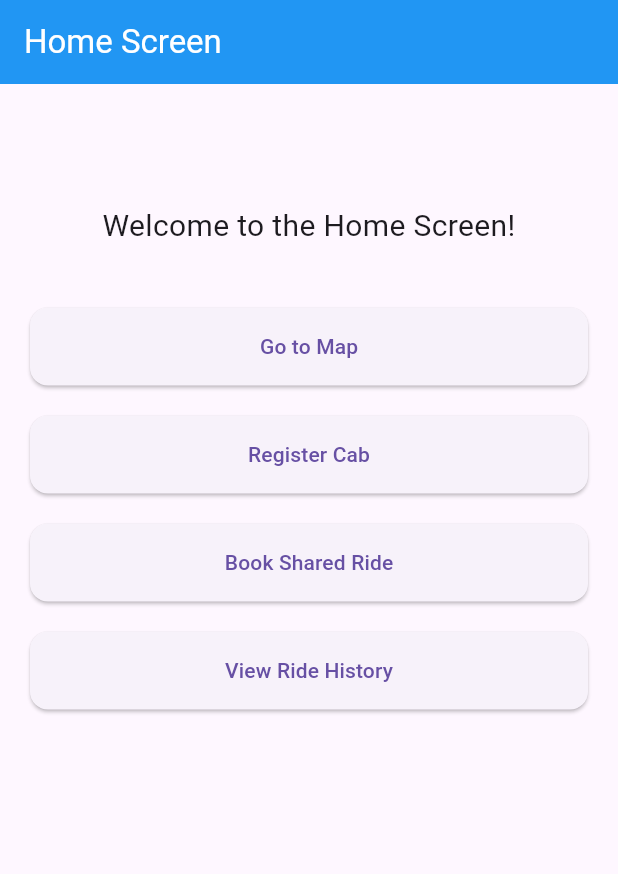
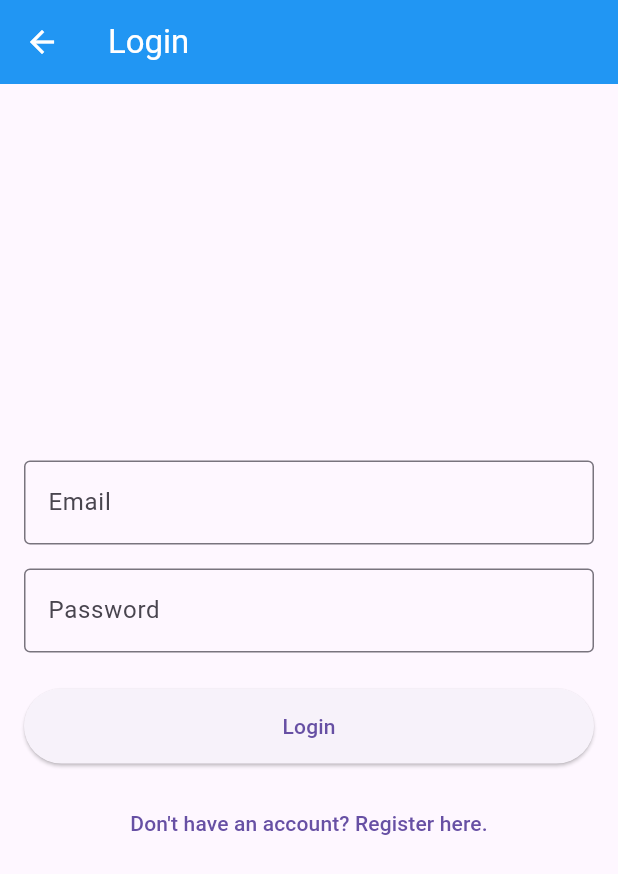
Before and after one commit to RamRajurkar/Cab_System, a Flutter app: the screen it shows after launch, on a phone screen of 412 x 824 dp. Shown: the top 874 px of the screen. Run offline on Flutter 3.47's test engine with Material 3 defaults, Android fonts, the phone set to English and light mode, and no system bars; our stand-ins replace flutter_map, flutter_spinkit, geolocator, latlong2, lottie, shared_preferences and 3 more; missing offline and left inert: flutter_map_animations, flutter_map_location_marker; accounts and stored records are empty; project files that could hold a hidden picture were left out.

Commit message:
feat(auth): implement authentication system with login flow
- Add login screen with email/password fields and validation
- Create AuthService for token management using SharedPreferences
- Add JWT authentication to backend API endpoints
- Protect ride history endpoint with token validation
- Update navigation flows to handle authentication state
- Add error handling and loading states for auth operations

```diff
--- a/frontend/flutter_app/lib/main.dart
+++ b/frontend/flutter_app/lib/main.dart
@@ -2,6 +2,7 @@ import 'package:flutter/material.dart';
 import 'screens/home_screen.dart';
 import 'screens/register_screen.dart';
 import 'screens/cab_registration_screen.dart';
+import 'screens/login_screen.dart';
 
 Future<void> main() async {
   WidgetsFlutterBinding.ensureInitialized();
@@ -24,12 +25,13 @@ class MyApp extends StatelessWidget {
         ),
       ),
 
-      // FIX: This ensures HomeScreen updates instantly
-      home: const HomeScreen(),
+      initialRoute: '/login',
 
       routes: {
         '/register': (context) => const RegisterScreen(),
         '/cab_register': (context) => CabRegistrationScreen(),
+        '/login': (context) => const LoginScreen(),
+        '/': (context) => const HomeScreen(),
       },
     );
   }
--- /dev/null
+++ b/frontend/flutter_app/lib/screens/login_screen.dart
@@ -0,0 +1,129 @@
+import 'package:flutter/material.dart';
+import 'package:http/http.dart' as http;
+import 'dart:convert';
+import '../utils/constants.dart';
+import '../services/auth_service.dart';
+
+class LoginScreen extends StatefulWidget {
+  const LoginScreen({Key? key}) : super(key: key);
+
+  @override
+  _LoginScreenState createState() => _LoginScreenState();
+}
+
+class _LoginScreenState extends State<LoginScreen> {
+  final TextEditingController _emailController = TextEditingController();
+  final TextEditingController _passwordController = TextEditingController();
+  bool _isLoading = false;
+  String? _errorMessage;
+
+  Future<void> _login() async {
+    setState(() {
+      _isLoading = true;
+      _errorMessage = null;
+    });
+
+    final String email = _emailController.text;
+    final String password = _passwordController.text;
+
+    if (email.isEmpty || password.isEmpty) {
+      setState(() {
+        _errorMessage = 'Please enter both email and password.';
+        _isLoading = false;
+      });
+      return;
+    }
+
+    try {
+      final response = await http.post(
+        Uri.parse('${Constants.apiUrl}/api/login'),
+        headers: <String, String>{
+          'Content-Type': 'application/json; charset=UTF-8',
+        },
+        body: jsonEncode(<String, String>{
+          'email': email,
+          'password': password,
+        }),
+      );
+
+      if (response.statusCode == 200) {
+        final Map<String, dynamic> responseData = jsonDecode(response.body);
+        final String token = responseData['token'];
+        await AuthService.saveAuthToken(token);
+        Navigator.of(context).pushReplacementNamed('/'); // Navigate to home or dashboard
+      } else {
+        final Map<String, dynamic> errorData = jsonDecode(response.body);
+        setState(() {
+          _errorMessage = errorData['message'] ?? 'Login failed. Please try again.';
+        });
+      }
+    } catch (e) {
+      setState(() {
+        _errorMessage = 'An error occurred: $e';
+      });
+    } finally {
+      setState(() {
+        _isLoading = false;
+      });
+    }
+  }
+
+  @override
+  Widget build(BuildContext context) {
+    return Scaffold(
+      appBar: AppBar(
+        title: const Text('Login'),
+      ),
+      body: Padding(
+        padding: const EdgeInsets.all(16.0),
+        child: Column(
+          mainAxisAlignment: MainAxisAlignment.center,
+          children: <Widget>[
+            TextField(
+              controller: _emailController,
+              decoration: const InputDecoration(
+                labelText: 'Email',
+                border: OutlineInputBorder(),
+              ),
+              keyboardType: TextInputType.emailAddress,
+            ),
+            const SizedBox(height: 16.0),
+            TextField(
+              controller: _passwordController,
+              decoration: const InputDecoration(
+                labelText: 'Password',
+                border: OutlineInputBorder(),
+              ),
+              obscureText: true,
+            ),
+            const SizedBox(height: 24.0),
+            if (_errorMessage != null)
+              Padding(
+                padding: const EdgeInsets.only(bottom: 16.0),
+                child: Text(
+                  _errorMessage!,
+                  style: const TextStyle(color: Colors.red, fontSize: 16.0),
+                ),
+              ),
+            _isLoading
+                ? const CircularProgressIndicator()
+                : ElevatedButton(
+                    onPressed: _login,
+                    child: const Text('Login'),
+                    style: ElevatedButton.styleFrom(
+                      minimumSize: const Size(double.infinity, 50),
+                    ),
+                  ),
+            const SizedBox(height: 16.0),
+            TextButton(
+              onPressed: () {
+                Navigator.of(context).pushNamed('/register');
+              },
+              child: const Text('Don\'t have an account? Register here.'),
+            ),
+          ],
+        ),
+      ),
+    );
+  }
+}
--- a/frontend/flutter_app/lib/screens/register_screen.dart
+++ b/frontend/flutter_app/lib/screens/register_screen.dart
@@ -47,7 +47,7 @@ class RegisterScreen extends StatelessWidget {
               ),
               TextButton(
                 onPressed: () {
-                  Navigator.pushNamed(context, '/');
+                  Navigator.of(context).pushReplacementNamed('/login');
                 },
                 child: const Text('Already have an account? Login here.'),
               ),
--- /dev/null
+++ b/frontend/flutter_app/lib/services/auth_service.dart
@@ -0,0 +1,20 @@
+import 'package:shared_preferences/shared_preferences.dart';
+
+class AuthService {
+  static const String _authTokenKey = 'auth_token';
+
+  static Future<void> saveAuthToken(String token) async {
+    final prefs = await SharedPreferences.getInstance();
+    await prefs.setString(_authTokenKey, token);
+  }
+
+  static Future<String?> getAuthToken() async {
+    final prefs = await SharedPreferences.getInstance();
+    return prefs.getString(_authTokenKey);
+  }
+
+  static Future<void> deleteAuthToken() async {
+    final prefs = await SharedPreferences.getInstance();
+    await prefs.remove(_authTokenKey);
+  }
+}
```
Also changed, not shown: frontend/flutter_app/lib/models/ride.dart (added, +31 -0 lines), frontend/flutter_app/lib/screens/home_screen.dart (+32 -10 lines), frontend/flutter_app/lib/screens/ride_history.dart (+17 -11 lines), frontend/flutter_app/lib/services/ride_service.dart (added, +17 -0 lines), 2 other files.
